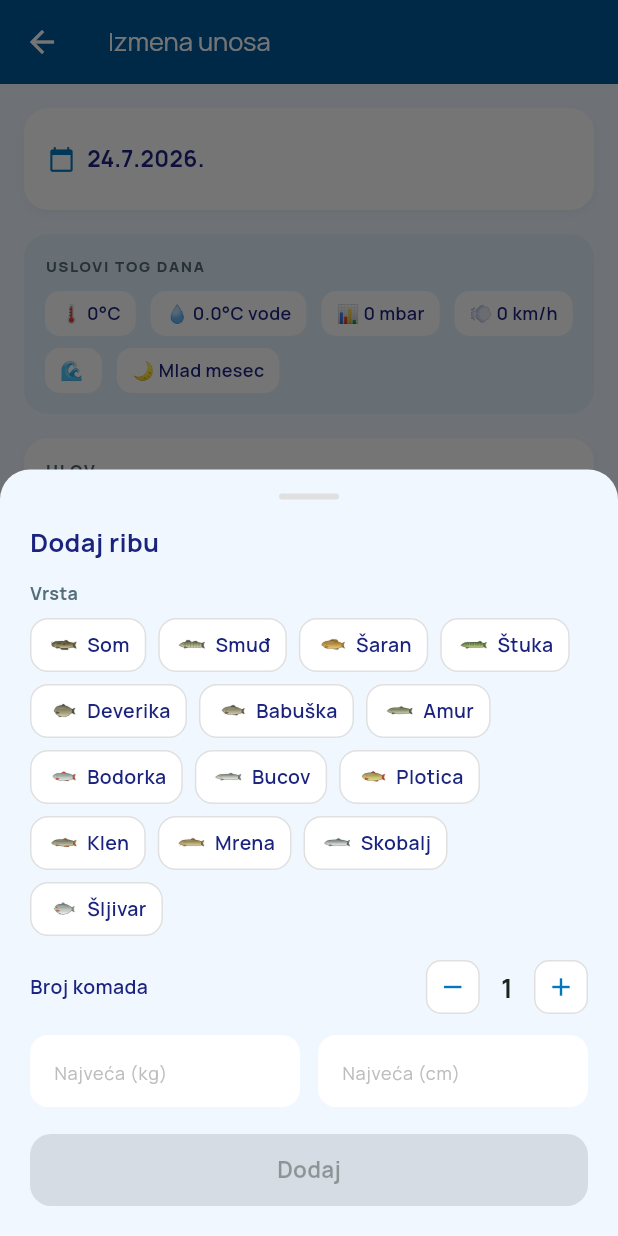
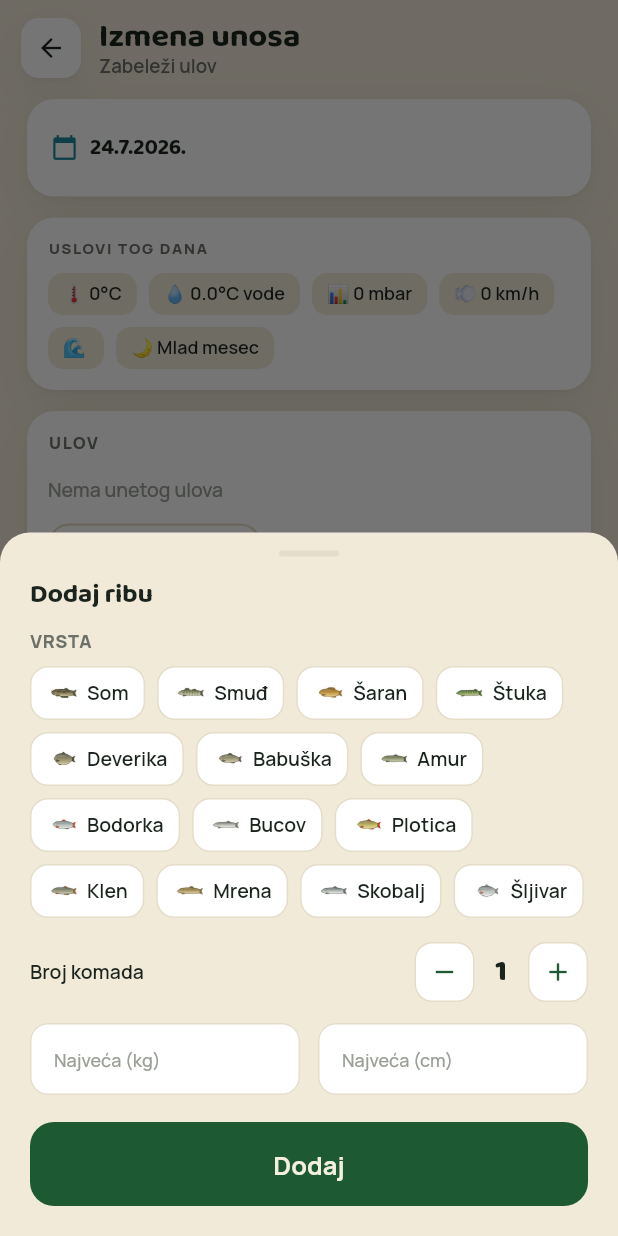
Before and after one commit to neonknight4/fishing_worthy, a Flutter app: the DiaryEntryScreen screen opened directly with empty values, after a tap on "Dodaj ribu", on a phone screen of 412 x 824 dp. Run offline on Flutter 3.47's test engine with Material 3 defaults, Android fonts, the phone set to English and light mode, and no system bars; our stand-ins replace flutter_map, geolocator, google_fonts, latlong2, shared_preferences, sqflite; accounts and stored records are empty.

Commit message:
feat(design): redesign Diary list/entry/stats screens
PageHeader + AppCard + token styling; entry form (conditions chips,
catches, add-catch sheet), stats (stat cells, species bars, condition
insights) migrated to theme tokens + Baloo/Manrope.

Co-Authored-By: Claude Opus 4.8 (1M context) <noreply@anthropic.com>

```diff
--- a/lib/screens/diary_entry_screen.dart
+++ b/lib/screens/diary_entry_screen.dart
@@ -1,7 +1,10 @@
 import 'package:flutter/material.dart';
 import '../models/diary_entry.dart';
 import '../services/diary_service.dart';
+import '../theme/app_colors.dart';
+import '../theme/app_theme.dart';
 import '../utils/fish_icons.dart';
+import '../widgets/components.dart';
 
 class DiaryEntryScreen extends StatefulWidget {
   final DiaryEntry entry;
@@ -68,71 +71,65 @@ class _DiaryEntryScreenState extends State<DiaryEntryScreen> {
   Widget build(BuildContext context) {
     final e = widget.entry;
     return Scaffold(
-      backgroundColor: const Color(0xFFF0F7FF),
-      appBar: AppBar(
-        backgroundColor: const Color(0xFF01579B),
-        foregroundColor: Colors.white,
-        title: Text(widget.isNew ? 'Novi unos' : 'Izmena unosa', style: const TextStyle(fontSize: 17)),
+      body: Column(
+        children: [
+          PageHeader(
+            title: widget.isNew ? 'Novi izlazak' : 'Izmena unosa',
+            subtitle: 'Zabeleži ulov',
+            showBack: true,
           ),
-      body: ListView(
-        padding: const EdgeInsets.fromLTRB(16, 16, 16, 100),
+          Expanded(
+            child: ListView(
+              padding: const EdgeInsets.fromLTRB(18, 6, 18, 24),
               children: [
                 _headerCard(e),
-          const SizedBox(height: 16),
+                const SizedBox(height: 14),
                 _conditionsCard(e),
-          const SizedBox(height: 16),
+                const SizedBox(height: 14),
                 _catchesSection(),
-          const SizedBox(height: 16),
+                const SizedBox(height: 14),
                 _textField('Tehnika', _technique, 'npr. feeder, varalica, plovak'),
                 const SizedBox(height: 12),
                 _textField('Mamac', _bait, 'npr. glista, kukuruz, boila'),
                 const SizedBox(height: 12),
-          _textField('Beleške', _notes, 'Komentar dana...', lines: 4),
+                _textField('Beleške', _notes, 'Komentar dana…', lines: 4),
               ],
             ),
-      bottomNavigationBar: SafeArea(
+          ),
+          SafeArea(
+            top: false,
             child: Padding(
-          padding: const EdgeInsets.fromLTRB(16, 8, 16, 12),
-          child: SizedBox(
-            height: 50,
-            child: ElevatedButton.icon(
-              onPressed: _saving ? null : _save,
-              icon: const Icon(Icons.check),
-              label: Text(_saving ? 'Čuvam...' : 'Sačuvaj unos',
-                  style: const TextStyle(fontSize: 16, fontWeight: FontWeight.w700)),
-              style: ElevatedButton.styleFrom(
-                backgroundColor: const Color(0xFF2E7D32),
-                foregroundColor: Colors.white,
-                shape: RoundedRectangleBorder(borderRadius: BorderRadius.circular(14)),
+              padding: const EdgeInsets.fromLTRB(18, 4, 18, 12),
+              child: AppButton(
+                _saving ? 'Čuvam…' : 'Sačuvaj izlazak',
+                icon: Icons.check,
+                block: true,
+                large: true,
+                onTap: _saving ? null : _save,
               ),
             ),
           ),
-        ),
+        ],
       ),
     );
   }
 
   Widget _headerCard(DiaryEntry e) {
-    return Container(
-      padding: const EdgeInsets.all(16),
-      decoration: BoxDecoration(
-        color: Colors.white,
-        borderRadius: BorderRadius.circular(16),
-        boxShadow: [BoxShadow(color: Colors.black.withValues(alpha: 0.04), blurRadius: 6, offset: const Offset(0, 2))],
-      ),
+    final c = context.c;
+    return AppCard(
       child: Row(
         children: [
-          const Icon(Icons.calendar_today, size: 18, color: Color(0xFF0277BD)),
+          Icon(Icons.calendar_today, size: 18, color: c.water),
           const SizedBox(width: 8),
-          Text(_fmtDate(e.date), style: const TextStyle(fontSize: 15, fontWeight: FontWeight.w700, color: Color(0xFF1A237E))),
+          Text(_fmtDate(e.date), style: context.display(size: 15, weight: FontWeight.w700)),
           const Spacer(),
           Flexible(
             child: Column(
               crossAxisAlignment: CrossAxisAlignment.end,
               children: [
-                Text(e.location, style: const TextStyle(fontSize: 13, fontWeight: FontWeight.w600), overflow: TextOverflow.ellipsis),
+                Text(e.location, style: context.ui(size: 13, weight: FontWeight.w700), overflow: TextOverflow.ellipsis),
                 if (e.water != null)
-                  Text(e.water!, style: const TextStyle(fontSize: 12, color: Color(0xFF0277BD)), overflow: TextOverflow.ellipsis),
+                  Text(e.water!, style: context.ui(size: 12, weight: FontWeight.w600, color: c.water), overflow: TextOverflow.ellipsis),
               ],
             ),
           ),
@@ -142,36 +139,31 @@ class _DiaryEntryScreenState extends State<DiaryEntryScreen> {
   }
 
   Widget _conditionsCard(DiaryEntry e) {
-    final items = <(String, String)>[];
-    if (e.airTemp != null) items.add(('🌡', '${e.airTemp!.toStringAsFixed(0)}°C'));
-    if (e.waterTempReal != null) items.add(('💧', '${e.waterTempReal!.toStringAsFixed(1)}°C vode'));
-    if (e.pressure != null) items.add(('📊', '${e.pressure!.toStringAsFixed(0)} mbar'));
-    if (e.windSpeed != null) items.add(('💨', '${e.windSpeed!.toStringAsFixed(0)} km/h'));
-    if (e.waterTrend != null) items.add(('🌊', e.waterTrend!));
-    if (e.moonPhase != null) items.add(('🌙', _moonLabel(e.moonPhase!)));
+    final c = context.c;
+    final items = <String>[];
+    if (e.airTemp != null) items.add('🌡 ${e.airTemp!.toStringAsFixed(0)}°C');
+    if (e.waterTempReal != null) items.add('💧 ${e.waterTempReal!.toStringAsFixed(1)}°C vode');
+    if (e.pressure != null) items.add('📊 ${e.pressure!.toStringAsFixed(0)} mbar');
+    if (e.windSpeed != null) items.add('💨 ${e.windSpeed!.toStringAsFixed(0)} km/h');
+    if (e.waterTrend != null) items.add('🌊 ${e.waterTrend!}');
+    if (e.moonPhase != null) items.add('🌙 ${_moonLabel(e.moonPhase!)}');
     if (items.isEmpty) return const SizedBox.shrink();
 
-    return Container(
+    return AppCard(
       padding: const EdgeInsets.all(14),
-      decoration: BoxDecoration(
-        color: const Color(0xFFE3F2FD),
-        borderRadius: BorderRadius.circular(16),
-      ),
       child: Column(
         crossAxisAlignment: CrossAxisAlignment.start,
         children: [
-          const Text('USLOVI TOG DANA', style: TextStyle(fontSize: 10, fontWeight: FontWeight.w800, letterSpacing: 1.2, color: Color(0xFF546E7A))),
+          Text('USLOVI TOG DANA', style: context.ui(size: 10, weight: FontWeight.w800, color: c.muted, letterSpacing: 1.2)),
           const SizedBox(height: 10),
           Wrap(
-            spacing: 10,
+            spacing: 8,
             runSpacing: 8,
-            children: items
-                .map((it) => Container(
+            children: items.map((it) => Container(
                   padding: const EdgeInsets.symmetric(horizontal: 10, vertical: 6),
-                      decoration: BoxDecoration(color: Colors.white, borderRadius: BorderRadius.circular(10)),
-                      child: Text('${it.$1} ${it.$2}', style: const TextStyle(fontSize: 12, fontWeight: FontWeight.w600, color: Color(0xFF1A237E))),
-                    ))
-                .toList(),
+                  decoration: BoxDecoration(color: c.surface3, borderRadius: BorderRadius.circular(10)),
+                  child: Text(it, style: context.ui(size: 12, weight: FontWeight.w600)),
+                )).toList(),
           ),
         ],
       ),
@@ -190,60 +182,49 @@ class _DiaryEntryScreenState extends State<DiaryEntryScreen> {
   }
 
   Widget _catchesSection() {
-    return Container(
+    final c = context.c;
+    return AppCard(
       padding: const EdgeInsets.all(14),
-      decoration: BoxDecoration(
-        color: Colors.white,
-        borderRadius: BorderRadius.circular(16),
-        boxShadow: [BoxShadow(color: Colors.black.withValues(alpha: 0.04), blurRadius: 6, offset: const Offset(0, 2))],
-      ),
       child: Column(
         crossAxisAlignment: CrossAxisAlignment.start,
         children: [
           Row(
             children: [
-              const Text('ULOV', style: TextStyle(fontSize: 11, fontWeight: FontWeight.w800, letterSpacing: 1.2, color: Color(0xFF546E7A))),
+              Text('ULOV', style: context.ui(size: 11, weight: FontWeight.w800, color: c.muted, letterSpacing: 1.2)),
               const Spacer(),
               if (_catches.isNotEmpty)
-                Text('${_catches.fold<int>(0, (s, c) => s + c.count)} kom',
-                    style: const TextStyle(fontSize: 12, fontWeight: FontWeight.w700, color: Color(0xFF2E7D32))),
+                Text('${_catches.fold<int>(0, (s, ct) => s + ct.count)} kom',
+                    style: context.ui(size: 12, weight: FontWeight.w700, color: c.green)),
             ],
           ),
           const SizedBox(height: 8),
           if (_catches.isEmpty)
             Padding(
               padding: const EdgeInsets.symmetric(vertical: 8),
-              child: Text('Nema unetog ulova', style: TextStyle(fontSize: 13, color: Colors.grey.shade500)),
+              child: Text('Nema unetog ulova', style: context.ui(size: 13, weight: FontWeight.w500, color: c.faint)),
             )
           else
             ..._catches.asMap().entries.map((entry) => _catchRow(entry.key, entry.value)),
           const SizedBox(height: 6),
-          OutlinedButton.icon(
-            onPressed: _addCatch,
-            icon: const Icon(Icons.add, size: 18),
-            label: const Text('Dodaj ribu'),
-            style: OutlinedButton.styleFrom(
-              foregroundColor: const Color(0xFF2E7D32),
-              side: const BorderSide(color: Color(0xFF2E7D32)),
-              shape: RoundedRectangleBorder(borderRadius: BorderRadius.circular(12)),
-            ),
-          ),
+          AppButton('Dodaj ribu', icon: Icons.add, kind: BtnKind.outline, onTap: _addCatch),
         ],
       ),
     );
   }
 
-  Widget _catchRow(int i, CatchItem c) {
-    final icon = fishIconAsset(c.species);
+  Widget _catchRow(int i, CatchItem ct) {
+    final c = context.c;
+    final icon = fishIconAsset(ct.species);
     final extra = <String>[];
-    if (c.maxWeightKg != null) extra.add('${c.maxWeightKg} kg');
-    if (c.maxLengthCm != null) extra.add('${c.maxLengthCm!.toStringAsFixed(0)} cm');
+    if (ct.maxWeightKg != null) extra.add('${ct.maxWeightKg} kg');
+    if (ct.maxLengthCm != null) extra.add('${ct.maxLengthCm!.toStringAsFixed(0)} cm');
     return Padding(
       padding: const EdgeInsets.symmetric(vertical: 5),
       child: Row(
         children: [
           SizedBox(
-            width: 32, height: 32,
+            width: 32,
+            height: 32,
             child: icon != null ? Image.asset(icon, fit: BoxFit.contain) : const Text('🐟', style: TextStyle(fontSize: 22)),
           ),
           const SizedBox(width: 10),
@@ -251,19 +232,19 @@ class _DiaryEntryScreenState extends State<DiaryEntryScreen> {
             child: Column(
               crossAxisAlignment: CrossAxisAlignment.start,
               children: [
-                Text(c.species, style: const TextStyle(fontSize: 14, fontWeight: FontWeight.w600, color: Color(0xFF1A237E))),
+                Text(ct.species, style: context.ui(size: 14, weight: FontWeight.w600)),
                 if (extra.isNotEmpty)
-                  Text(extra.join(' · '), style: TextStyle(fontSize: 11, color: Colors.grey.shade500)),
+                  Text(extra.join(' · '), style: context.ui(size: 11, weight: FontWeight.w500, color: c.muted)),
               ],
             ),
           ),
           Container(
             padding: const EdgeInsets.symmetric(horizontal: 10, vertical: 4),
-            decoration: BoxDecoration(color: const Color(0xFFE8F5E9), borderRadius: BorderRadius.circular(10)),
-            child: Text('${c.count} kom', style: const TextStyle(fontSize: 12, fontWeight: FontWeight.w700, color: Color(0xFF2E7D32))),
+            decoration: BoxDecoration(color: c.green.withValues(alpha: 0.14), borderRadius: BorderRadius.circular(10)),
+            child: Text('${ct.count} kom', style: context.ui(size: 12, weight: FontWeight.w700, color: c.green)),
           ),
           IconButton(
-            icon: Icon(Icons.close, size: 18, color: Colors.grey.shade400),
+            icon: Icon(Icons.close, size: 18, color: c.faint),
             onPressed: () => setState(() => _catches.removeAt(i)),
           ),
         ],
@@ -271,23 +252,27 @@ class _DiaryEntryScreenState extends State<DiaryEntryScreen> {
     );
   }
 
-  Widget _textField(String label, TextEditingController c, String hint, {int lines = 1}) {
+  Widget _textField(String label, TextEditingController ctrl, String hint, {int lines = 1}) {
+    final c = context.c;
     return Column(
       crossAxisAlignment: CrossAxisAlignment.start,
       children: [
-        Text(label, style: const TextStyle(fontSize: 12, fontWeight: FontWeight.w700, color: Color(0xFF546E7A))),
-        const SizedBox(height: 6),
+        Text(label.toUpperCase(), style: context.ui(size: 12, weight: FontWeight.w800, color: c.muted, letterSpacing: 0.4)),
+        const SizedBox(height: 7),
         TextField(
-          controller: c,
+          controller: ctrl,
           maxLines: lines,
-          style: const TextStyle(fontSize: 14),
+          style: context.ui(size: 15, weight: FontWeight.w600),
           decoration: InputDecoration(
             hintText: hint,
-            hintStyle: TextStyle(color: Colors.grey.shade400, fontSize: 13),
+            hintStyle: context.ui(size: 14, weight: FontWeight.w500, color: c.faint),
             filled: true,
-            fillColor: Colors.white,
-            contentPadding: const EdgeInsets.symmetric(horizontal: 14, vertical: 12),
-            border: OutlineInputBorder(borderRadius: BorderRadius.circular(12), borderSide: BorderSide.none),
+            fillColor: c.surface,
+            contentPadding: const EdgeInsets.symmetric(horizontal: 14, vertical: 13),
+            enabledBorder: OutlineInputBorder(
+                borderRadius: BorderRadius.circular(13), borderSide: BorderSide(color: c.line)),
+            focusedBorder: OutlineInputBorder(
+                borderRadius: BorderRadius.circular(13), borderSide: BorderSide(color: c.green)),
           ),
         ),
       ],
@@ -318,23 +303,24 @@ class _AddCatchSheetState extends State<_AddCatchSheet> {
 
   @override
   Widget build(BuildContext context) {
+    final c = context.c;
     return Container(
-      padding: EdgeInsets.fromLTRB(20, 16, 20, MediaQuery.of(context).viewInsets.bottom + 20),
-      decoration: const BoxDecoration(
-        color: Color(0xFFF0F7FF),
-        borderRadius: BorderRadius.vertical(top: Radius.circular(20)),
+      padding: EdgeInsets.fromLTRB(20, 12, 20, MediaQuery.of(context).viewInsets.bottom + 20),
+      decoration: BoxDecoration(
+        color: c.bg,
+        borderRadius: const BorderRadius.vertical(top: Radius.circular(20)),
       ),
       child: Column(
         mainAxisSize: MainAxisSize.min,
         crossAxisAlignment: CrossAxisAlignment.start,
         children: [
           Center(
-            child: Container(width: 40, height: 4, decoration: BoxDecoration(color: Colors.grey.shade300, borderRadius: BorderRadius.circular(2))),
+            child: Container(width: 40, height: 4, decoration: BoxDecoration(color: c.line, borderRadius: BorderRadius.circular(2))),
           ),
           const SizedBox(height: 16),
-          const Text('Dodaj ribu', style: TextStyle(fontSize: 17, fontWeight: FontWeight.w700, color: Color(0xFF1A237E))),
+          Text('Dodaj ribu', style: context.display(size: 18)),
           const SizedBox(height: 14),
-          const Text('Vrsta', style: TextStyle(fontSize: 12, fontWeight: FontWeight.w700, color: Color(0xFF546E7A))),
+          Text('VRSTA', style: context.ui(size: 12, weight: FontWeight.w800, color: c.muted, letterSpacing: 0.4)),
           const SizedBox(height: 8),
           Wrap(
             spacing: 8,
@@ -347,16 +333,16 @@ class _AddCatchSheetState extends State<_AddCatchSheet> {
                 child: Container(
                   padding: const EdgeInsets.symmetric(horizontal: 10, vertical: 6),
                   decoration: BoxDecoration(
-                    color: sel ? const Color(0xFF0277BD) : Colors.white,
+                    color: sel ? c.green.withValues(alpha: 0.12) : c.surface,
                     borderRadius: BorderRadius.circular(12),
-                    border: Border.all(color: sel ? const Color(0xFF0277BD) : Colors.grey.shade300),
+                    border: Border.all(color: sel ? c.green : c.line, width: sel ? 2 : 1),
                   ),
                   child: Row(
                     mainAxisSize: MainAxisSize.min,
                     children: [
                       if (icon != null) SizedBox(width: 22, height: 22, child: Image.asset(icon, fit: BoxFit.contain)),
                       const SizedBox(width: 5),
-                      Text(name, style: TextStyle(fontSize: 13, fontWeight: FontWeight.w600, color: sel ? Colors.white : const Color(0xFF1A237E))),
+                      Text(name, style: context.ui(size: 13, weight: FontWeight.w600, color: sel ? c.green : c.ink)),
                     ],
                   ),
                 ),
@@ -366,12 +352,12 @@ class _AddCatchSheetState extends State<_AddCatchSheet> {
           const SizedBox(height: 16),
           Row(
             children: [
-              const Text('Broj komada', style: TextStyle(fontSize: 13, fontWeight: FontWeight.w600, color: Color(0xFF1A237E))),
+              Text('Broj komada', style: context.ui(size: 13, weight: FontWeight.w600)),
               const Spacer(),
               _stepBtn(Icons.remove, () => setState(() { if (_count > 1) _count--; })),
               Padding(
                 padding: const EdgeInsets.symmetric(horizontal: 14),
-                child: Text('$_count', style: const TextStyle(fontSize: 18, fontWeight: FontWeight.w700)),
+                child: Text('$_count', style: context.display(size: 20, weight: FontWeight.w800)),
               ),
               _stepBtn(Icons.add, () => setState(() => _count++)),
             ],
@@ -385,11 +371,11 @@ class _AddCatchSheetState extends State<_AddCatchSheet> {
             ],
           ),
           const SizedBox(height: 18),
-          SizedBox(
-            width: double.infinity,
-            height: 48,
-            child: ElevatedButton(
-              onPressed: _species == null
+          AppButton(
+            'Dodaj',
+            block: true,
+            large: true,
+            onTap: _species == null
                 ? null
                 : () => Navigator.pop(
                       context,
@@ -400,39 +386,40 @@ class _AddCatchSheetState extends State<_AddCatchSheet> {
                         maxLengthCm: double.tryParse(_length.text.replaceAll(',', '.')),
                       ),
                     ),
-              style: ElevatedButton.styleFrom(
-                backgroundColor: const Color(0xFF2E7D32),
-                foregroundColor: Colors.white,
-                shape: RoundedRectangleBorder(borderRadius: BorderRadius.circular(14)),
-              ),
-              child: const Text('Dodaj', style: TextStyle(fontSize: 15, fontWeight: FontWeight.w700)),
-            ),
           ),
         ],
       ),
     );
   }
 
-  Widget _stepBtn(IconData icon, VoidCallback onTap) => GestureDetector(
+  Widget _stepBtn(IconData icon, VoidCallback onTap) {
+    final c = context.c;
+    return GestureDetector(
       onTap: onTap,
       child: Container(
-          width: 36, height: 36,
-          decoration: BoxDecoration(color: Colors.white, borderRadius: BorderRadius.circular(10), border: Border.all(color: Colors.grey.shade300)),
-          child: Icon(icon, size: 20, color: const Color(0xFF0277BD)),
-        ),
-      );
-
-  Widget _numField(TextEditingController c, String hint) => TextField(
-        controller: c,
-        keyboardType: const TextInputType.numberWithOptions(decimal: true),
-        style: const TextStyle(fontSize: 14),
-        decoration: InputDecoration(
-          hintText: hint,
-          hintStyle: TextStyle(color: Colors.grey.shade400, fontSize: 12),
-          filled: true,
-          fillColor: Colors.white,
-          contentPadding: const EdgeInsets.symmetric(horizontal: 12, vertical: 12),
-          border: OutlineInputBorder(borderRadius: BorderRadius.circular(12), borderSide: BorderSide.none),
+        width: 40,
+        height: 40,
+        decoration: BoxDecoration(color: c.surface, borderRadius: BorderRadius.circular(12), border: Border.all(color: c.line)),
+        child: Icon(icon, size: 20, color: c.green),
       ),
     );
   }
+
+  Widget _numField(TextEditingController ctrl, String hint) {
+    final c = context.c;
+    return TextField(
+      controller: ctrl,
+      keyboardType: const TextInputType.numberWithOptions(decimal: true),
+      style: context.ui(size: 14, weight: FontWeight.w600),
+      decoration: InputDecoration(
+        hintText: hint,
+        hintStyle: context.ui(size: 12, weight: FontWeight.w500, color: c.faint),
+        filled: true,
+        fillColor: c.surface,
+        contentPadding: const EdgeInsets.symmetric(horizontal: 12, vertical: 13),
+        enabledBorder: OutlineInputBorder(borderRadius: BorderRadius.circular(12), borderSide: BorderSide(color: c.line)),
+        focusedBorder: OutlineInputBorder(borderRadius: BorderRadius.circular(12), borderSide: BorderSide(color: c.green)),
+      ),
+    );
+  }
+}
```
Also changed, not shown: lib/screens/diary_list_screen.dart (+54 -59 lines), lib/screens/diary_stats_screen.dart (+88 -97 lines). Lines whose indentation alone changed are shown as unchanged.
